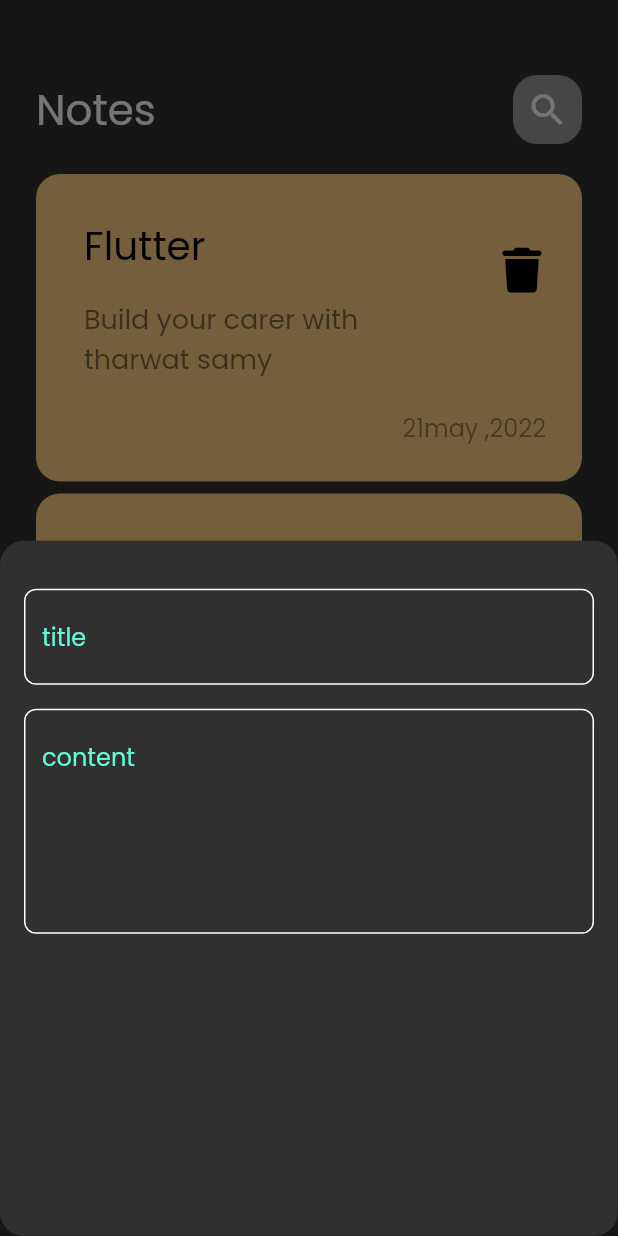
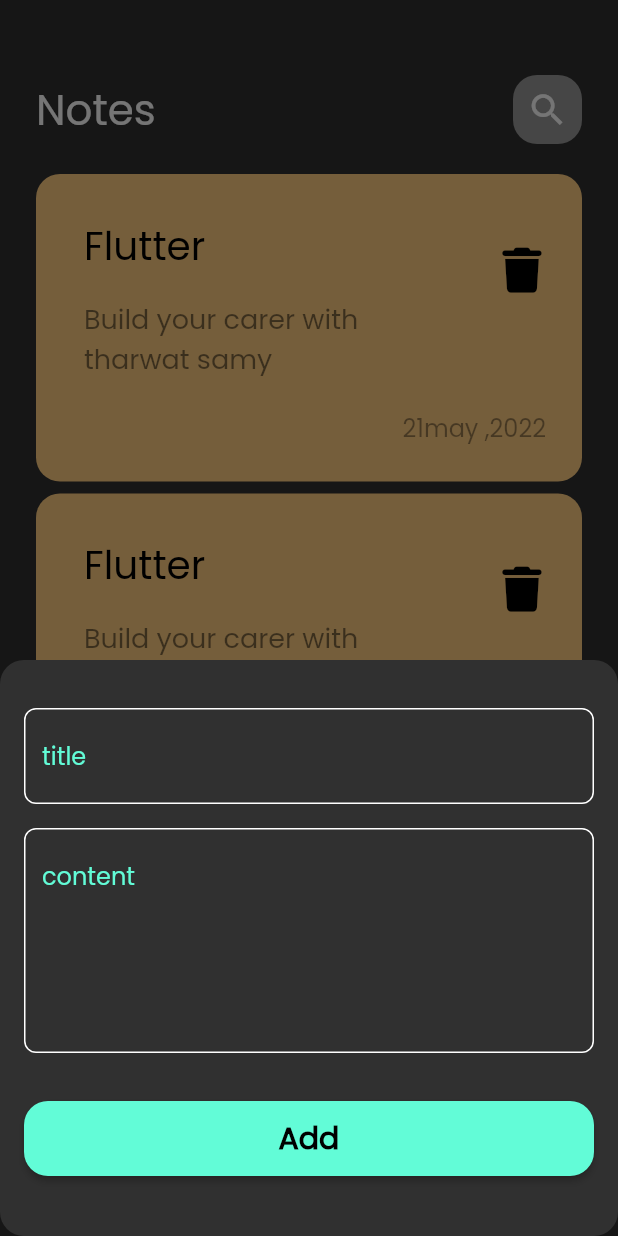
Before and after one commit to mohamedAlaa-CS/Notes_app, a Flutter app: the screen it shows after launch, after a tap on the "add" icon, on a phone screen of 412 x 824 dp. Run offline on Flutter 3.47's test engine with Material 2 defaults, Android fonts, the phone set to English and light mode, and no system bars; our stand-ins replace font_awesome_flutter.

Commit message:
finish note botton sheet

```diff
--- a/lib/views/Widget/add_note_bottom_sheet.dart
+++ b/lib/views/Widget/add_note_bottom_sheet.dart
@@ -1,5 +1,7 @@
 import 'package:flutter/cupertino.dart';
 import 'package:flutter/material.dart';
+import 'package:notes_app/views/Widget/constants.dart';
+import 'custom_ bottom.dart';
 import 'custom_text_field.dart';
 
 class AddINoteModelSheet extends StatelessWidget {
@@ -9,12 +11,17 @@ class AddINoteModelSheet extends StatelessWidget {
   Widget build(BuildContext context) {
     return const Padding(
       padding:  EdgeInsets.symmetric(horizontal: 16),
+      child: SingleChildScrollView(
         child: Column(children: [
           SizedBox(height: 32,),
           CustomTextField(hint: 'title'),
           SizedBox(height: 16,),
           CustomTextField(hint: 'content',maxLine: 5,),
+          SizedBox(height: 32,),
+          CustomButton(),
+           SizedBox(height: 40,),
         ],),
+      ),
     );
   }
 }
--- /dev/null
+++ b/lib/views/Widget/custom_ bottom.dart
@@ -0,0 +1,17 @@
+import 'package:flutter/material.dart';
+
+import 'constants.dart';
+class CustomButton extends StatelessWidget {
+  const CustomButton({super.key});
+  @override
+  Widget build(BuildContext context) {
+    return SizedBox(
+      height: 50,
+      width: double.infinity,
+      child: ElevatedButton(
+        style: ElevatedButton.styleFrom(backgroundColor: kprimaryColor,shape:RoundedRectangleBorder(borderRadius: BorderRadius.circular(16)) ),
+        onPressed: (){},
+         child:const  Text('Add',style: TextStyle(color: Colors.black,fontSize: 20,fontWeight: FontWeight.bold),)),
+    );
+  }
+}
```
Lines whose indentation alone changed are shown as unchanged.
